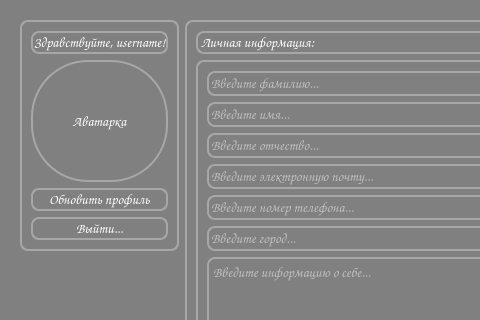
Qt form Задание 6. Регистрация в окне/ui/profile.ui (F3nd1uwu/interface_py) before a commit; both pictures show x 0 to 480 and y 0 to 320 of the 800 by 609 pixel window.
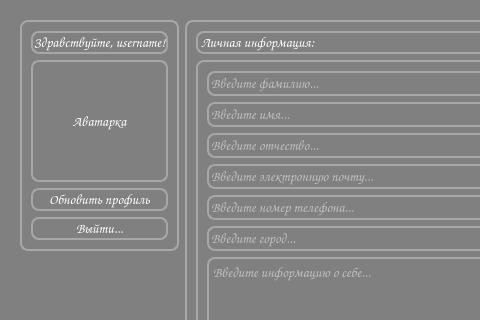
The same form after that commit.

Commit message: Задание 6 доделал полностью

What changed in the file:
```diff
--- a/Задание 6. Регистрация в окне/ui/profile.ui
+++ b/Задание 6. Регистрация в окне/ui/profile.ui
@@ -307,7 +307,7 @@
        <item>
         <widget class="QLabel" name="ava">
          <property name="styleSheet">
-          <string notr="true">border-radius: 57px;</string>
+          <string notr="true"/>
          </property>
          <property name="text">
           <string>Аватарка</string>
```
Left out of the diff: 2 changed lines with no effect on the pictures. The commit also changes 2 other files.
